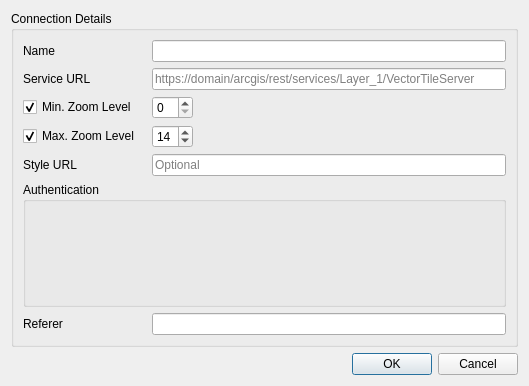
First picture: the form in src/ui/qgsarcgisvectortileconnectiondialog.ui, repository qgis/QGIS, before the edit.
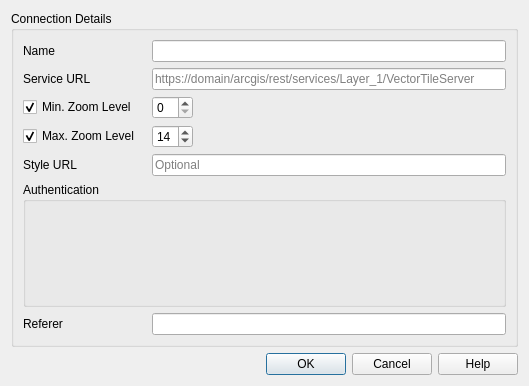
Second picture: the form after the edit. Custom widgets are drawn as their Qt base class.

Commit message: Connect help buttons to docs

```diff
--- a/src/ui/qgsarcgisvectortileconnectiondialog.ui
+++ b/src/ui/qgsarcgisvectortileconnectiondialog.ui
@@ -164,7 +164,7 @@
       <enum>Qt::Horizontal</enum>
      </property>
      <property name="standardButtons">
-      <set>QDialogButtonBox::Cancel|QDialogButtonBox::Ok</set>
+      <set>QDialogButtonBox::Cancel|QDialogButtonBox::Help|QDialogButtonBox::Ok</set>
      </property>
     </widget>
    </item>
```
The commit also changes 10 other files.
